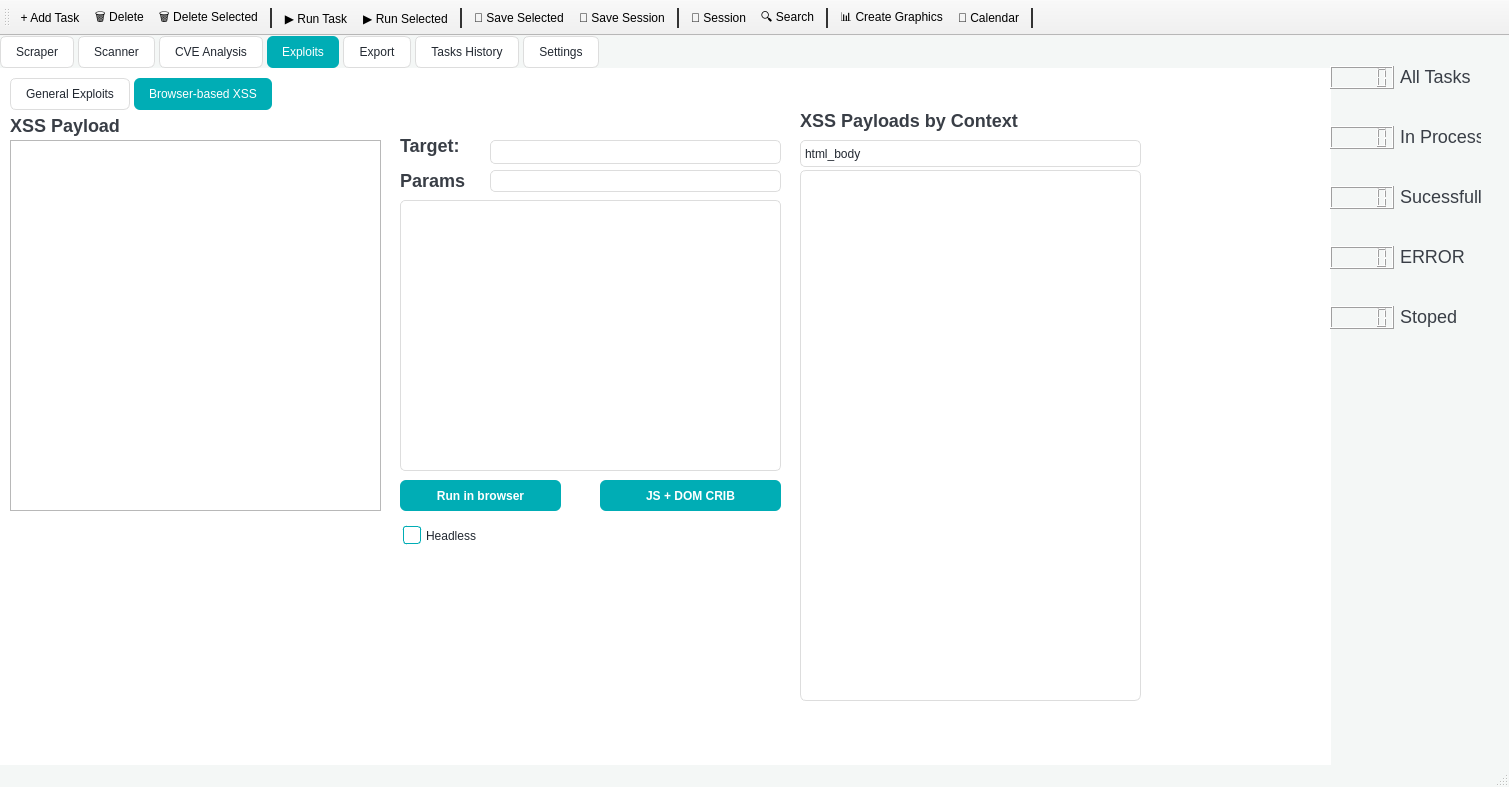
JhonBob999/Web_Scrapper-main-master, file ui/scraper_ui.ui: the form before one commit.
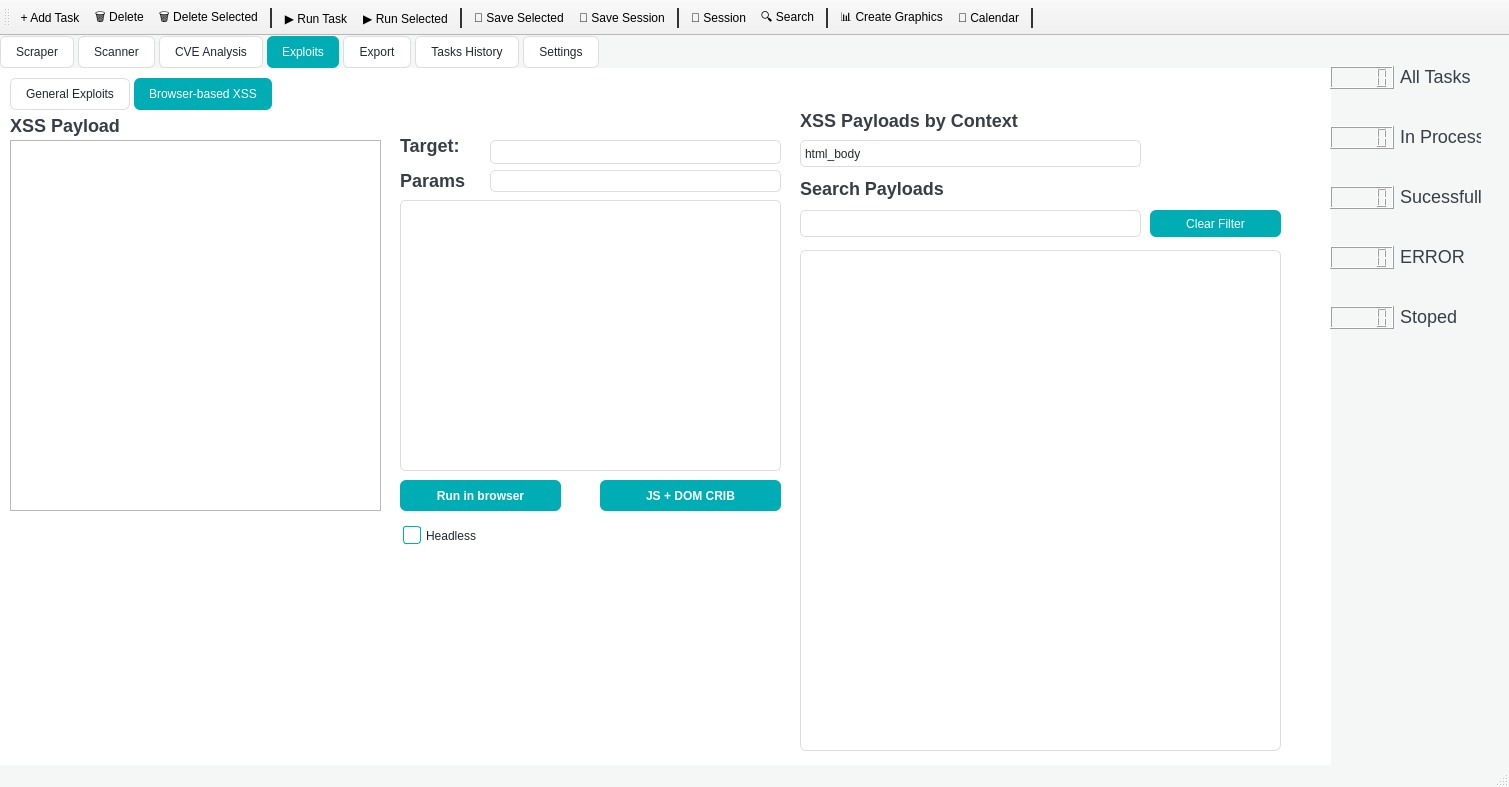
The form after the commit.

Commit message: adding filter search

Diff of the .ui file:
```diff
--- a/ui/scraper_ui.ui
+++ b/ui/scraper_ui.ui
@@ -597,9 +597,9 @@
         <property name="geometry">
          <rect>
           <x>790</x>
-          <y>60</y>
-          <width>341</width>
-          <height>531</height>
+          <y>140</y>
+          <width>481</width>
+          <height>501</height>
          </rect>
         </property>
        </widget>
@@ -623,6 +623,49 @@
          <string>XSS Payloads by Context</string>
         </property>
        </widget>
+       <widget class="QLineEdit" name="payload_search">
+        <property name="geometry">
+         <rect>
+          <x>790</x>
+          <y>100</y>
+          <width>341</width>
+          <height>27</height>
+         </rect>
+        </property>
+       </widget>
+       <widget class="QLabel" name="lbl_search">
+        <property name="geometry">
+         <rect>
+          <x>790</x>
+          <y>68</y>
+          <width>341</width>
+          <height>21</height>
+         </rect>
+        </property>
+        <property name="font">
+         <font>
+          <pointsize>-1</pointsize>
+          <weight>75</weight>
+          <bold>true</bold>
+         </font>
+        </property>
+        <property name="text">
+         <string>Search Payloads</string>
+        </property>
+       </widget>
+       <widget class="QPushButton" name="filter_btn">
+        <property name="geometry">
+         <rect>
+          <x>1140</x>
+          <y>100</y>
+          <width>131</width>
+          <height>27</height>
+         </rect>
+        </property>
+        <property name="text">
+         <string>Clear Filter</string>
+        </property>
+       </widget>
       </widget>
      </widget>
     </widget>
```
The commit also changes 1 other file.
